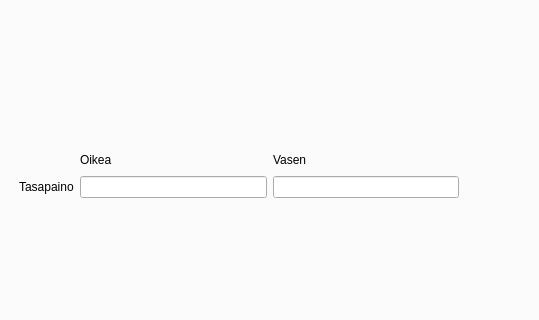
First picture: the form in tabbed_design.ui, repository jjnurminen/liikelaaj, before the edit; both pictures show x 187 to 726 and y 174 to 494 of the 852 by 920 pixel window.
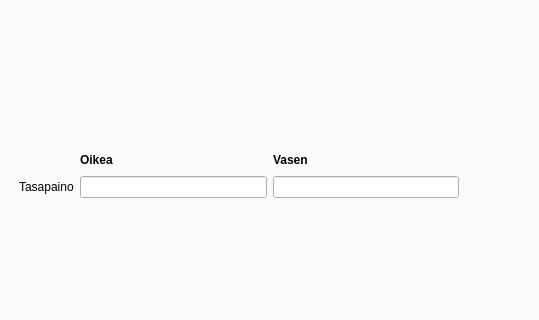
Second picture: the form after the edit. The open tabs and pages were chosen to show the change.

Commit message: missed bolding

```diff
--- a/tabbed_design.ui
+++ b/tabbed_design.ui
@@ -10401,6 +10401,12 @@
          <layout class="QGridLayout" name="gridLayout_19">
           <item row="1" column="3">
            <widget class="QLabel" name="label_300">
+            <property name="font">
+             <font>
+              <weight>75</weight>
+              <bold>true</bold>
+             </font>
+            </property>
             <property name="text">
              <string>Vasen</string>
             </property>
@@ -10445,6 +10451,12 @@
           </item>
           <item row="1" column="2">
            <widget class="QLabel" name="label_306">
+            <property name="font">
+             <font>
+              <weight>75</weight>
+              <bold>true</bold>
+             </font>
+            </property>
             <property name="text">
              <string>Oikea</string>
             </property>
```
Left out of the diff: 2 changed lines with no effect on the pictures.
